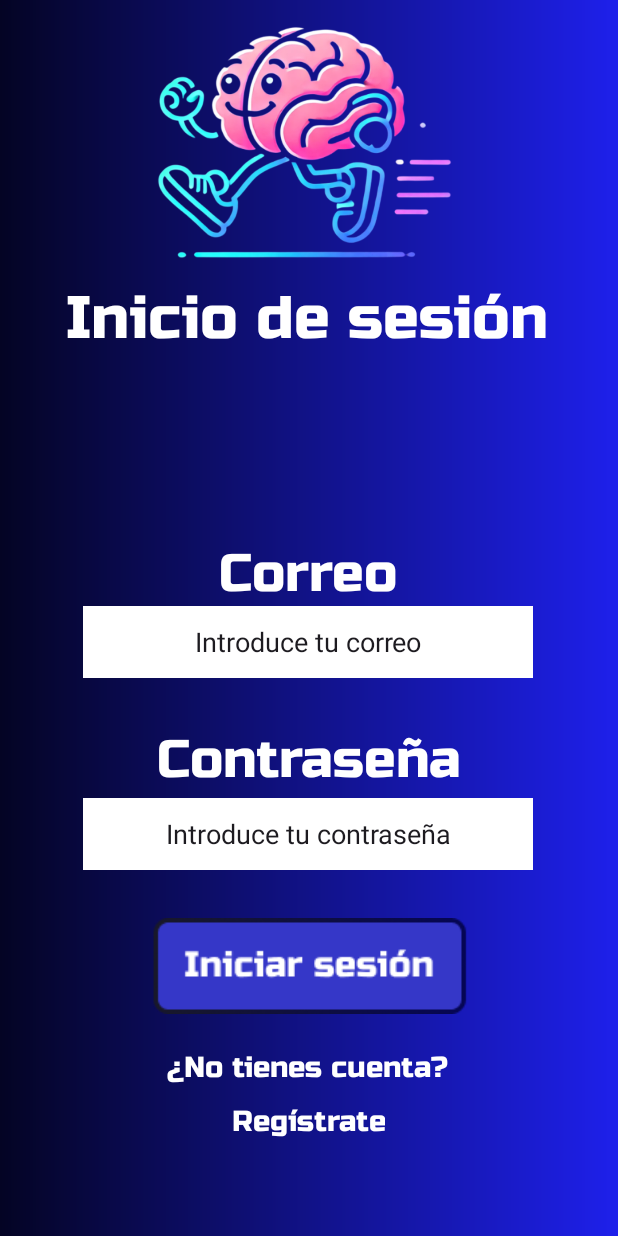
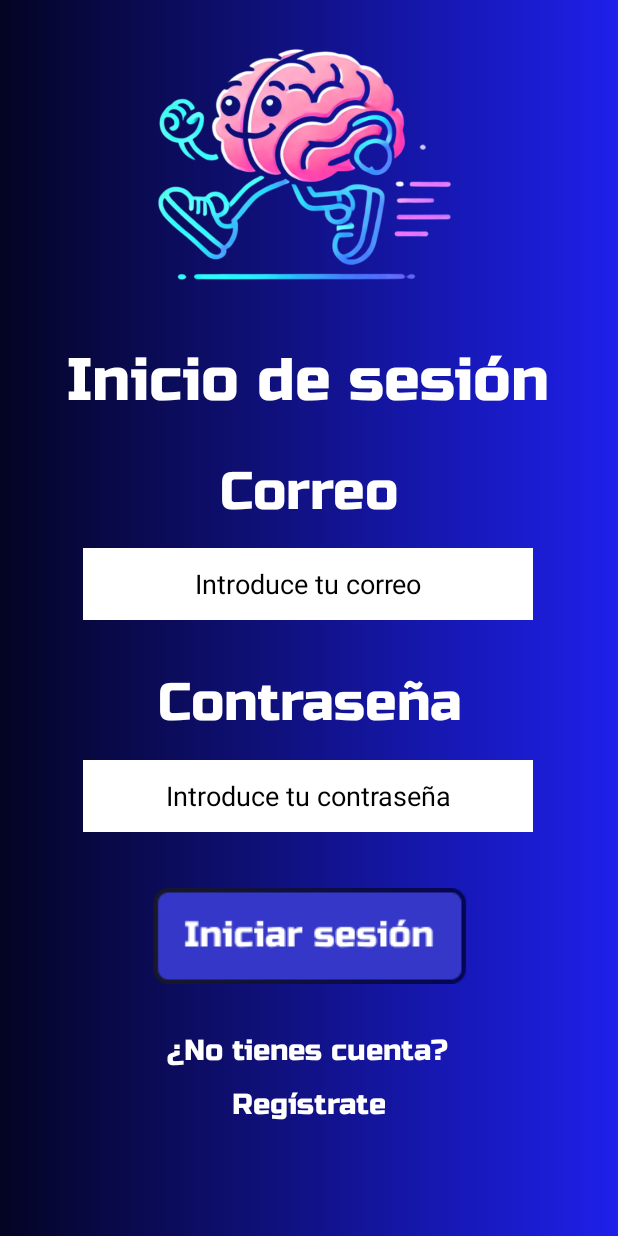
Before and after one commit to mgs0077/QuizUpProject, an Android app: the screen it shows after launch (InicioSesionActivity), on a phone screen of 412 x 824 dp. Run offline under Robolectric (Android 15) with nearby library versions, the phone set to English and light mode, and no system bars; our stand-ins replace Firebase (no records; nobody signed in at launch, a user with empty details on screens opened directly).

Commit message:
campos de texto arreglados

```diff
--- a/app/src/main/java/com/example/quizupproject/InicioSesionActivity.java
+++ b/app/src/main/java/com/example/quizupproject/InicioSesionActivity.java
@@ -31,12 +31,6 @@ public class InicioSesionActivity extends Activity {
         passwordInput = findViewById(R.id.introducircontrasena);
         loginButton = findViewById(R.id.botoniniciarsesion); // Botón de inicio de sesión
         registerButton = findViewById(R.id.botonregistrarse); // Texto de "Registrarse"
-
-        // Verificar si ya hay una sesión iniciada
-        FirebaseUser currentUser = mAuth.getCurrentUser();
-        if (currentUser != null) {
-            goToCrearUnirseActivity();
-        }
 
         // Botón para iniciar sesión
         loginButton.setOnClickListener(view -> loginUser());
--- a/app/src/main/res/layout/inicio_sesion.xml
+++ b/app/src/main/res/layout/inicio_sesion.xml
@@ -10,34 +10,50 @@
         android:id="@+id/imageView2"
         android:layout_width="250dp"
         android:layout_height="180dp"
-        android:layout_marginTop="4dp"
         android:src="@drawable/logo"
+        app:layout_constraintBottom_toBottomOf="parent"
         app:layout_constraintEnd_toEndOf="parent"
         app:layout_constraintHorizontal_bias="0.496"
         app:layout_constraintStart_toStartOf="parent"
-        app:layout_constraintTop_toTopOf="parent" />
+        app:layout_constraintTop_toTopOf="parent"
+        app:layout_constraintVertical_bias="0.029" />
 
     <TextView
         android:id="@+id/textView2"
         android:layout_width="wrap_content"
         android:layout_height="wrap_content"
-        android:layout_marginTop="4dp"
         android:fontFamily="@font/russo_one"
         android:gravity="center"
         android:text="@string/inicio_de_sesi_n"
         android:textAlignment="center"
         android:textColor="@color/white"
         android:textSize="40sp"
+        app:layout_constraintBottom_toBottomOf="parent"
         app:layout_constraintEnd_toEndOf="parent"
-        app:layout_constraintHorizontal_bias="0.491"
+        app:layout_constraintHorizontal_bias="0.494"
         app:layout_constraintStart_toStartOf="parent"
-        app:layout_constraintTop_toBottomOf="@+id/imageView2" />
+        app:layout_constraintTop_toTopOf="parent"
+        app:layout_constraintVertical_bias="0.296" />
+
+    <EditText
+        android:id="@+id/introducir_correo"
+        android:layout_width="300dp"
+        android:layout_height="48dp"
+        android:background="#FFFFFF"
+        android:hint="@string/introduce_tu_correo"
+        android:textColorHint="@color/black"
+        android:textAlignment="center"
+        app:layout_constraintBottom_toBottomOf="parent"
+        app:layout_constraintEnd_toEndOf="parent"
+        app:layout_constraintHorizontal_bias="0.495"
+        app:layout_constraintStart_toStartOf="parent"
+        app:layout_constraintTop_toTopOf="parent"
+        app:layout_constraintVertical_bias="0.471" />
 
     <TextView
         android:id="@+id/textView3"
         android:layout_width="wrap_content"
         android:layout_height="wrap_content"
-        android:layout_marginBottom="420dp"
         android:fontFamily="@font/russo_one"
         android:gravity="center"
         android:text="@string/correo"
@@ -46,40 +62,15 @@
         android:textSize="35sp"
         app:layout_constraintBottom_toBottomOf="parent"
         app:layout_constraintEnd_toEndOf="parent"
-        app:layout_constraintHorizontal_bias="0.496"
-        app:layout_constraintStart_toStartOf="parent" />
-
-    <EditText
-        android:id="@+id/introducir_correo"
-        android:layout_width="300dp"
-        android:layout_height="48dp"
-        android:layout_marginBottom="372dp"
-        android:background="#FFFFFF"
-        android:text="@string/introduce_tu_correo"
-        android:textAlignment="center"
-        app:layout_constraintBottom_toBottomOf="parent"
-        app:layout_constraintEnd_toEndOf="parent"
-        app:layout_constraintHorizontal_bias="0.495"
-        app:layout_constraintStart_toStartOf="parent" />
-
-    <EditText
-        android:id="@+id/introducircontrasena"
-        android:layout_width="300dp"
-        android:layout_height="48dp"
-        android:layout_marginBottom="244dp"
-        android:background="@color/white"
-        android:text="@string/introduce_tu_contrase_a"
-        android:textAlignment="center"
-        app:layout_constraintBottom_toBottomOf="parent"
-        app:layout_constraintEnd_toEndOf="parent"
-        app:layout_constraintHorizontal_bias="0.495"
-        app:layout_constraintStart_toStartOf="parent" />
+        app:layout_constraintHorizontal_bias="0.498"
+        app:layout_constraintStart_toStartOf="parent"
+        app:layout_constraintTop_toTopOf="parent"
+        app:layout_constraintVertical_bias="0.392" />
 
     <TextView
         android:id="@+id/textview4"
         android:layout_width="wrap_content"
         android:layout_height="wrap_content"
-        android:layout_marginBottom="296dp"
         android:fontFamily="@font/russo_one"
         android:gravity="center"
         android:text="@string/contrase_a"
@@ -87,23 +78,24 @@
         android:textSize="35sp"
         app:layout_constraintBottom_toBottomOf="parent"
         app:layout_constraintEnd_toEndOf="parent"
-        app:layout_constraintHorizontal_bias="0.496"
-        app:layout_constraintStart_toStartOf="parent" />
+        app:layout_constraintStart_toStartOf="parent"
+        app:layout_constraintTop_toTopOf="parent"
+        app:layout_constraintVertical_bias="0.572" />
 
     <ImageView
         android:id="@+id/botoniniciarsesion"
         android:layout_width="wrap_content"
         android:layout_height="wrap_content"
-        android:layout_marginBottom="148dp"
         android:src="@drawable/botoniniciarsesion"
         app:layout_constraintBottom_toBottomOf="parent"
         app:layout_constraintEnd_toEndOf="parent"
-        app:layout_constraintStart_toStartOf="parent" />
+        app:layout_constraintStart_toStartOf="parent"
+        app:layout_constraintTop_toTopOf="parent"
+        app:layout_constraintVertical_bias="0.779" />
 
     <TextView
         android:layout_width="wrap_content"
         android:layout_height="wrap_content"
-        android:layout_marginBottom="100dp"
         android:fontFamily="@font/russo_one"
         android:gravity="center"
         android:text="@string/no_tienes_cuenta"
@@ -112,14 +104,15 @@
         android:textSize="19sp"
         app:layout_constraintBottom_toBottomOf="parent"
         app:layout_constraintEnd_toEndOf="parent"
-        app:layout_constraintHorizontal_bias="0.496"
-        app:layout_constraintStart_toStartOf="parent" />
+        app:layout_constraintHorizontal_bias="0.497"
+        app:layout_constraintStart_toStartOf="parent"
+        app:layout_constraintTop_toTopOf="parent"
+        app:layout_constraintVertical_bias="0.861" />
 
     <TextView
         android:id="@+id/botonregistrarse"
         android:layout_width="wrap_content"
         android:layout_height="wrap_content"
-        android:layout_marginBottom="64dp"
         android:fontFamily="@font/russo_one"
         android:gravity="center"
         android:text="@string/boton_registro"
@@ -129,7 +122,24 @@
         app:layout_constraintBottom_toBottomOf="parent"
         app:layout_constraintEnd_toEndOf="parent"
         app:layout_constraintHorizontal_bias="0.498"
-        app:layout_constraintStart_toStartOf="parent" />
+        app:layout_constraintStart_toStartOf="parent"
+        app:layout_constraintTop_toTopOf="parent"
+        app:layout_constraintVertical_bias="0.906" />
+
+    <EditText
+        android:id="@+id/introducircontrasena"
+        android:layout_width="300dp"
+        android:layout_height="48dp"
+        android:background="@color/white"
+        android:hint="@string/introduce_tu_contrase_a"
+        android:textColorHint="@color/black"
+        android:textAlignment="center"
+        app:layout_constraintBottom_toBottomOf="parent"
+        app:layout_constraintEnd_toEndOf="parent"
+        app:layout_constraintHorizontal_bias="0.495"
+        app:layout_constraintStart_toStartOf="parent"
+        app:layout_constraintTop_toTopOf="parent"
+        app:layout_constraintVertical_bias="0.653" />
 
 
 </androidx.constraintlayout.widget.ConstraintLayout>
--- a/app/src/main/res/layout/unirse_sala.xml
+++ b/app/src/main/res/layout/unirse_sala.xml
@@ -42,7 +42,8 @@
         android:layout_width="300dp"
         android:layout_height="48dp"
         android:background="#FFFFFF"
-        android:text="@string/introduce_el_nombre_de_tu_sala"
+        android:hint="@string/introduce_el_nombre_de_tu_sala"
+        android:textColorHint="@color/black"
         android:textAlignment="center"
         app:layout_constraintBottom_toBottomOf="parent"
         app:layout_constraintEnd_toEndOf="parent"
@@ -56,7 +57,8 @@
         android:layout_width="300dp"
         android:layout_height="48dp"
         android:background="@color/white"
-        android:text="@string/introduce_contrase_a_para_la_sala"
+        android:hint="@string/introduce_contrase_a_para_la_sala"
+        android:textColorHint="@color/black"
         android:textAlignment="center"
         app:layout_constraintBottom_toBottomOf="parent"
         app:layout_constraintEnd_toEndOf="parent"
```
Also changed, not shown: app/src/main/res/layout/crear_sala.xml (+28 -19 lines), app/src/main/res/layout/crear_unirse.xml (+9 -6 lines), app/src/main/res/layout/pantalla_carga_sala.xml (+6 -5 lines), app/src/main/res/layout/registro.xml (+9 -15 lines).
